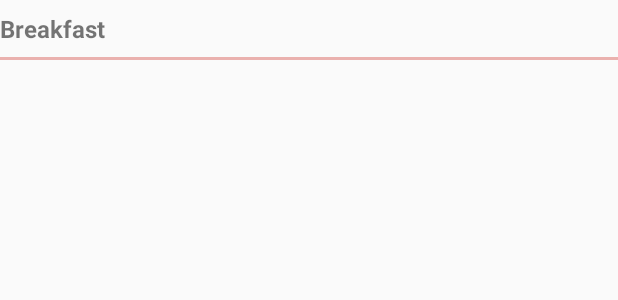
After one commit to BobCormackYoung/SugarTracker, an Android app: the layout list_item_meal_picker.xml on its own in the app's theme, with its tools: preview values and no code run, on a phone screen of 412 x 824 dp. The commit adds this screen. Shown: the top 300 px of the screen. Run offline under Robolectric (Android 15) with nearby library versions, the phone set to English and light mode, and no system bars.

Commit message:
Meal picker functionality & display of selected data & push to viewModel & database

```diff
--- a/app/src/main/java/com/youngsoft/sugartracker/data/DataDao.java
+++ b/app/src/main/java/com/youngsoft/sugartracker/data/DataDao.java
@@ -35,4 +35,6 @@ public interface DataDao {
     @Query("SELECT * FROM MealRecord_Table WHERE id=:index")
     MealRecord getMealRecordById(int index);
 
+    @Query("SELECT * FROM MealRecord_Table ORDER BY date DESC")
+    List<MealRecord> getAllMealRecordsNonLiveData();
 }
--- a/app/src/main/java/com/youngsoft/sugartracker/data/DataRepository.java
+++ b/app/src/main/java/com/youngsoft/sugartracker/data/DataRepository.java
@@ -65,4 +65,8 @@ public class DataRepository {
             }
         }.execute();
     }
+
+    public List<MealRecord> getMealList() {
+        return dataDao.getAllMealRecordsNonLiveData();
+    }
 }
--- /dev/null
+++ b/app/src/main/res/layout/list_item_meal_picker.xml
@@ -0,0 +1,39 @@
+<?xml version="1.0" encoding="utf-8"?>
+<LinearLayout xmlns:android="http://schemas.android.com/apk/res/android"
+    android:orientation="vertical"
+    android:layout_width="match_parent"
+    android:layout_height="wrap_content"
+    android:background="?android:attr/selectableItemBackground">
+
+    <LinearLayout
+        android:layout_width="match_parent"
+        android:layout_height="match_parent"
+        android:orientation="horizontal">
+
+        <TextView
+            android:text="Breakfast"
+            android:layout_width="80dp"
+            android:layout_height="wrap_content"
+            android:id="@+id/tv_meal_picker_type"
+            android:textSize="16dp"
+            android:paddingTop="8dp"
+            android:paddingBottom="8dp"
+            android:textStyle="bold"/>
+
+        <TextView
+            android:layout_width="wrap_content"
+            android:layout_height="wrap_content"
+            android:id="@+id/tv_meal_picker_date"
+            android:textSize="16dp"
+            android:paddingTop="8dp"
+            android:paddingLeft="8dp"
+            android:paddingBottom="8dp"/>
+
+    </LinearLayout>
+
+    <TextView
+        android:layout_width="match_parent"
+        android:layout_height="2dp"
+        android:background="@color/colorAccent2"/>
+
+</LinearLayout>
```
Also changed, not shown: app/src/main/java/com/youngsoft/sugartracker/AdapterMealPickerList.java (added, +95 -0 lines), app/src/main/java/com/youngsoft/sugartracker/BottomSheetDialogAddSugar.java (+33 -14 lines), app/src/main/java/com/youngsoft/sugartracker/FragmentMealPicker.java (+59 -11 lines), app/src/main/java/com/youngsoft/sugartracker/UtilMethods.java (added, +35 -0 lines), app/src/main/java/com/youngsoft/sugartracker/ViewModelAddSugarMeasurement.java (+8 -0 lines), app/src/main/res/layout/fragment_meal_picker_dialog.xml (+5 -9 lines).
